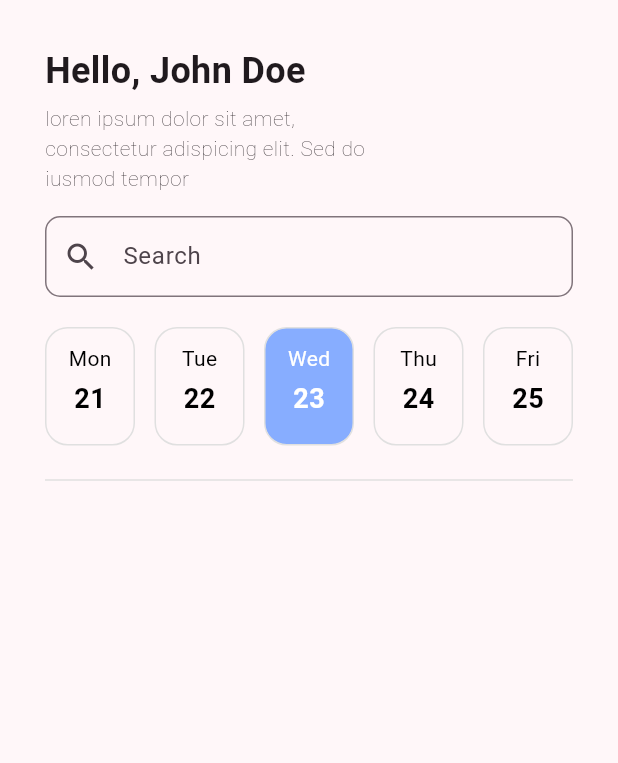
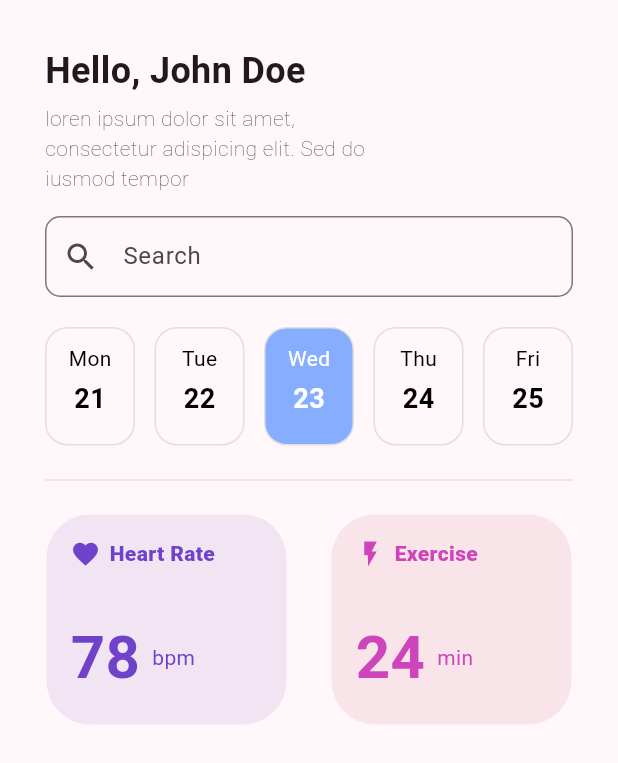
Before and after one commit to aureliazahra/navigation-tugas-project, a Flutter app: the screen it shows after launch, on a phone screen of 412 x 824 dp. Shown: the top 763 px of the screen. Run offline on Flutter 3.47's test engine with Material 3 defaults, Android fonts, the phone set to English and light mode, and no system bars.

Commit message:
healthcard

```diff
--- a/lib/pages/home_page.dart
+++ b/lib/pages/home_page.dart
@@ -1,5 +1,6 @@
 import 'package:flutter/material.dart';
 import 'package:navigation/widgets/data_container.dart';
+import 'package:navigation/widgets/health__container.dart';
 
 class HomePage extends StatelessWidget {
   const HomePage({super.key});
@@ -59,6 +60,29 @@ class HomePage extends StatelessWidget {
                 Divider(
                   thickness: 1,
                   color: Colors.grey[300],
+                ),
+                const SizedBox(height: 15),
+                const Row(
+                  mainAxisAlignment: MainAxisAlignment.center,
+                  children: [
+                    HealthCard(
+                      icon: Icons.favorite,
+                      label: 'Heart Rate',
+                      value: '78',
+                      unit: 'bpm',
+                      iconColor: Color.fromRGBO(112, 66, 201, 1.0),
+                      backgroundColor: Color.fromRGBO(112, 66, 201, 0.1),
+                      ),
+                      SizedBox(width: 30,),
+                      HealthCard(
+                      icon: Icons.flash_on,
+                      label: 'Exercise',
+                      value: '24',
+                      unit: 'min',
+                      iconColor: Color.fromRGBO(206, 68, 187, 1.0),
+                      backgroundColor: Color.fromRGBO(197, 74, 95, 0.102),
+                      ),
+                  ],
                 )
           ],
         ),
--- a/lib/widgets/health__container.dart
+++ b/lib/widgets/health__container.dart
@@ -20,6 +20,53 @@ class HealthCard extends StatelessWidget {
 
   @override
   Widget build(BuildContext context) {
-    return const Placeholder();
+    return Container(
+      width: 160,
+      height: 140,
+      padding: const EdgeInsets.all(16),
+      decoration: BoxDecoration(
+        color: backgroundColor,
+        borderRadius: BorderRadius.circular(29)
+      ),
+      child: Column(
+        crossAxisAlignment: CrossAxisAlignment.start,
+        mainAxisAlignment: MainAxisAlignment.spaceBetween,
+        children: [
+          Row(
+            children: [
+              Icon(icon, color: iconColor, size: 20,),
+              const SizedBox(width: 6,),
+              Text(
+                label,
+                style: TextStyle(
+                  color: iconColor,
+                  fontWeight: FontWeight.w800,
+                ),
+              ),
+            ],
+          ),
+          Row(
+            children: [
+              Text(
+                value,
+                style: TextStyle(
+                  fontWeight: FontWeight.bold,
+                  fontSize: 40,
+                  color: iconColor,
+                ),
+              ),
+              const SizedBox(width: 8,),
+              Text(
+                unit,
+                style: TextStyle(
+                  fontSize: 14,
+                  color: iconColor,
+                ),
+              )
+            ],
+          )
+        ],
+      ),
+    );
   }
 }
```
